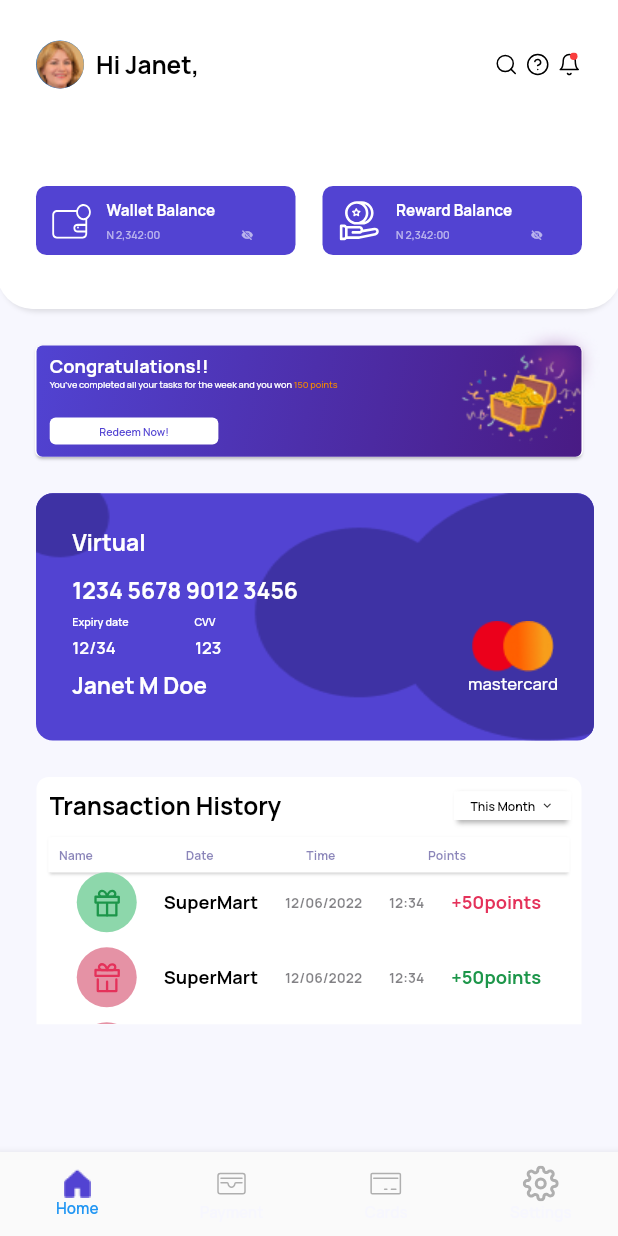
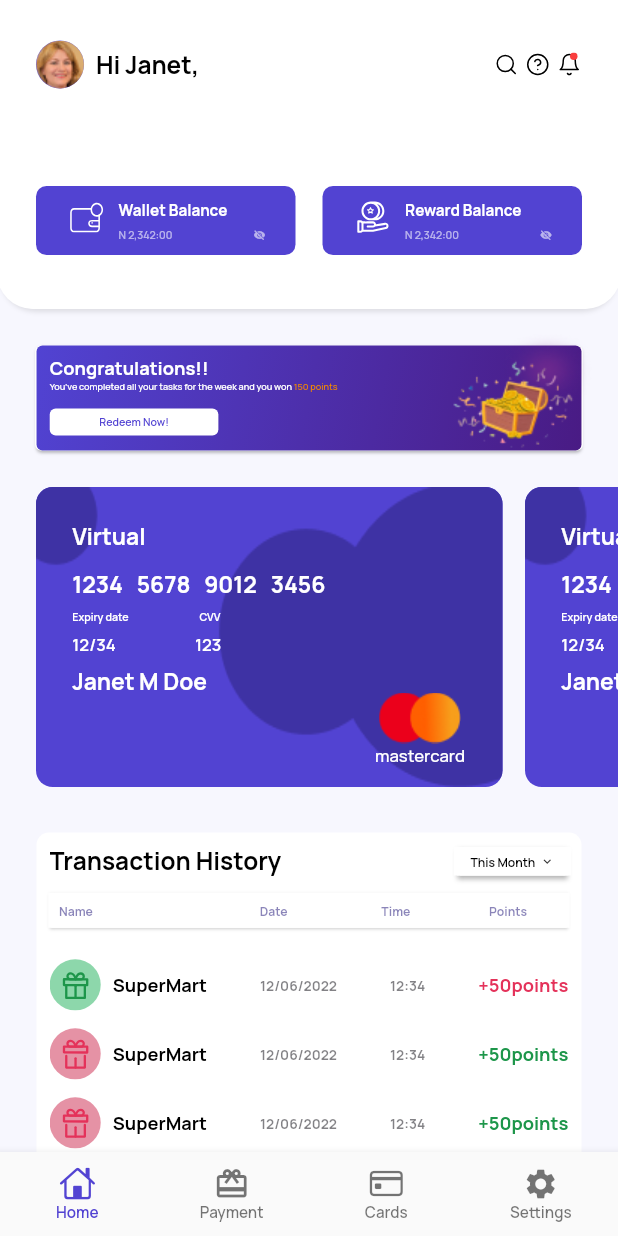
Before and after one commit to fiki2002/Pavilion_Rewards, a Flutter app: the screen it shows after launch, on a phone screen of 412 x 824 dp. Run offline on Flutter 3.47's test engine with Material 2 defaults, Android fonts, the phone set to English and light mode, and no system bars; our stand-ins replace device_preview, flutter_screenutil, flutter_svg, google_fonts.

Commit message:
Final touches

```diff
--- a/pavilion_rewards_ui/lib/app/app_theme_color.dart
+++ b/pavilion_rewards_ui/lib/app/app_theme_color.dart
@@ -15,4 +15,16 @@ class AppThemeColor {
   static const Color tabTextColor = Color(0xff3D348B);
   static const Color gradient1 = Color(0xff5143D2);
   static const Color gradient2 = Color(0xff491B84);
+  static Map<int, Color> primarySwatch = {
+    50: const Color.fromRGBO(82, 67, 210, .1),
+    100: const Color.fromRGBO(82, 67, 210, .2),
+    200: const Color.fromRGBO(82, 67, 210, .3),
+    300: const Color.fromRGBO(82, 67, 210, .4),
+    400: const Color.fromRGBO(82, 67, 210, .5),
+    500: const Color.fromRGBO(82, 67, 210, .6),
+    600: const Color.fromRGBO(82, 67, 210, .7),
+    700: const Color.fromRGBO(82, 67, 210, .8),
+    800: const Color.fromRGBO(82, 67, 210, .9),
+    900: const Color.fromRGBO(82, 67, 210, 1),
+  };
 }
--- a/pavilion_rewards_ui/lib/bottom_nav_bar.dart
+++ b/pavilion_rewards_ui/lib/bottom_nav_bar.dart
@@ -1,5 +1,5 @@
+import 'package:flutter/cupertino.dart';
 import 'package:pavilion_rewards_ui/exports/file_exports.dart';
-
 
 class BottomNavBar extends StatefulWidget {
   const BottomNavBar({Key? key}) : super(key: key);
@@ -15,6 +15,7 @@ class _BottomNavBarState extends State<BottomNavBar> {
       selectedScreenIndex = index;
     });
   }
+
   @override
   Widget build(BuildContext context) {
     List<Widget> _screens = <Widget>[
@@ -35,7 +36,6 @@ class _BottomNavBarState extends State<BottomNavBar> {
         ),
         child: BottomNavigationBar(
           elevation: 5,
-          unselectedItemColor: AppThemeColor.scaffoldBGColor,
           currentIndex: selectedScreenIndex,
           selectedLabelStyle: AppThemeStyles.bottomNavText
               .copyWith(color: AppThemeColor.primaryColor),
@@ -46,21 +46,23 @@ class _BottomNavBarState extends State<BottomNavBar> {
           showUnselectedLabels: true,
           type: BottomNavigationBarType.fixed,
           onTap: _onCardTapped,
-          items: [
+          items: const [
             BottomNavigationBarItem(
-              icon: Image.asset('assets/images/home.png'),
+              icon: Icon(CupertinoIcons.home),
               label: 'Home',
             ),
             BottomNavigationBarItem(
-              icon: SvgPicture.asset('assets/icons/card_holder.svg'),
+              icon: Icon(Icons.card_giftcard_outlined),
               label: 'Payment',
             ),
             BottomNavigationBarItem(
-              icon: SvgPicture.asset('assets/icons/credit_card.svg'),
+              icon: Icon(
+                CupertinoIcons.creditcard,
+              ),
               label: 'Cards',
             ),
             BottomNavigationBarItem(
-              icon: SvgPicture.asset('assets/icons/settings.svg'),
+              icon: Icon(Icons.settings),
               label: 'Settings',
             ),
           ],
--- a/pavilion_rewards_ui/lib/components/redeem_container.dart
+++ b/pavilion_rewards_ui/lib/components/redeem_container.dart
@@ -10,7 +10,7 @@ class RedeemContainer extends StatelessWidget {
       children: [
         Container(
           width: double.infinity,
-          height: h * 0.09,
+          height: 70,
           margin: const EdgeInsets.all(24).r,
           padding: EdgeInsets.only(
             left: 8.w,
@@ -45,6 +45,7 @@ class RedeemContainer extends StatelessWidget {
           ),
           child: Column(
             crossAxisAlignment: CrossAxisAlignment.start,
+            mainAxisAlignment: MainAxisAlignment.center,
             children: [
               Text(
                 'Congratulations!!',
@@ -69,7 +70,9 @@ class RedeemContainer extends StatelessWidget {
                   ],
                 ),
               ),
-              const Spacer(),
+              const SizedBox(
+                height: 10.0,
+              ),
               Container(
                 padding: const EdgeInsets.symmetric(
                   vertical: 4,
@@ -89,17 +92,11 @@ class RedeemContainer extends StatelessWidget {
             ],
           ),
         ),
-        Padding(
-          padding: const EdgeInsets.only(
+        Positioned(
             right: 10.0,
-            bottom: 2,
-            top: 10,
-          ),
-          child: Align(
-            alignment: Alignment.bottomRight,
-            child: Image.asset('assets/images/golden_box.png'),
-          ),
-        ),
+            bottom: 20.0,
+            top: 10.0,
+            child: Image.asset('assets/images/golden_box.png')),
       ],
     );
   }
--- a/pavilion_rewards_ui/lib/components/transaction_list.dart
+++ b/pavilion_rewards_ui/lib/components/transaction_list.dart
@@ -11,11 +11,11 @@ class _TransactionListState extends State<TransactionList> {
   @override
   Widget build(BuildContext context) {
     double h = MediaQuery.of(context).size.height;
-    return Expanded(
-      child: Column(
+    return Column(
+      mainAxisSize: MainAxisSize.min,
       children: [
         Container(
-            height: h*0.2,
+          height: h * 0.70,
           margin: const EdgeInsets.all(24).r,
           padding: EdgeInsets.only(top: 8.h, left: 8.w, right: 8.w),
           decoration: BoxDecoration(
@@ -105,12 +105,21 @@ class _TransactionListState extends State<TransactionList> {
                 child: Row(
                   children: [
                     buildText('Name'),
+                    const SizedBox(
+                      width: 90,
+                    ),
                     Expanded(
                       child: Row(
                         mainAxisAlignment: MainAxisAlignment.spaceEvenly,
                         children: [
                           buildText('Date'),
+                          const SizedBox(
+                            width: 20,
+                          ),
                           buildText('Time'),
+                          const SizedBox(
+                            width: 10,
+                          ),
                           buildText('Points'),
                         ],
                       ),
@@ -118,9 +127,11 @@ class _TransactionListState extends State<TransactionList> {
                   ],
                 ),
               ),
+              const SizedBox(
+                height: 20,
+              ),
               Expanded(
                 child: SizedBox(
-                      height: h*0.2,
                   child: ListView.separated(
                     separatorBuilder: (context, index) => const SizedBox(
                       height: 10,
@@ -144,9 +155,7 @@ class _TransactionListState extends State<TransactionList> {
             ],
           ),
         ),
-
       ],
-      ),
     );
   }
 
--- a/pavilion_rewards_ui/lib/components/virtual_card_list.dart
+++ b/pavilion_rewards_ui/lib/components/virtual_card_list.dart
@@ -15,37 +15,42 @@ class _VirtualCardListState extends State<VirtualCardList> {
     const CreditCard(),
   ];
 
-   int _selectedCreditCard = 0;
+  int _selectedCreditCard = 0;
 
   final PageController _pageController = PageController(initialPage: 0);
-  @override
-  void dispose() {
-    _pageController.dispose();
-    super.dispose;
-  }
 
   _onSelectedCreditCard(int index) {
-    setState(() {
-      _selectedCreditCard = index;
-    },);
+    setState(
+      () {
+        _selectedCreditCard = index;
+      },
+    );
   }
 
   @override
   Widget build(BuildContext context) {
     double h = MediaQuery.of(context).size.height;
-    return Column(
-      children: [
-          SizedBox(
-            height: h*0.2,
-            child: PageView.builder(
-            itemCount: creditCardsList.length,
-            scrollDirection: Axis.horizontal,
-            controller: _pageController,
-            onPageChanged: _onSelectedCreditCard,
-            itemBuilder: (context , index) => const CreditCard(),
-          ),
-        ),
-      ],
+    return const CardListing();
+  }
+}
+
+class CardListing extends StatelessWidget {
+  const CardListing({Key? key}) : super(key: key);
+
+  @override
+  Widget build(BuildContext context) {
+    return ListView.separated(
+      separatorBuilder: (context, index) {
+        return SizedBox(
+          width: 15,
+        );
+      },
+      shrinkWrap: true,
+      scrollDirection: Axis.horizontal,
+      itemCount: 4,
+      itemBuilder: (BuildContext context, int index) {
+        return const CreditCard();
+      },
     );
   }
 }
--- a/pavilion_rewards_ui/lib/components/widgets/balance_container.dart
+++ b/pavilion_rewards_ui/lib/components/widgets/balance_container.dart
@@ -22,8 +22,14 @@ class BalanceContainer extends StatelessWidget {
         borderRadius: BorderRadius.circular(7),
       ),
       child: Row(
+        mainAxisAlignment: MainAxisAlignment.center,
+        crossAxisAlignment: CrossAxisAlignment.start,
         children: [
-          SvgPicture.asset(url),
+          SvgPicture.asset(
+            url,
+            height: 23,
+            width: 23,
+          ),
           const SizedBox(
             width: 10,
           ),
--- a/pavilion_rewards_ui/lib/components/widgets/credit_cards.dart
+++ b/pavilion_rewards_ui/lib/components/widgets/credit_cards.dart
@@ -7,10 +7,8 @@ class CreditCard extends StatelessWidget {
     return Stack(
       children: [
         Container(
-          margin: const EdgeInsets.only(
-            left: 24,
-            right: 16,
-          ),
+          width: 311,
+          height: 200,
           padding: EdgeInsets.only(
             top: 22.h,
             left: 22.w,
@@ -36,13 +34,13 @@ class CreditCard extends StatelessWidget {
                 height: 11,
               ),
               Text(
-                '1234 5678 9012 3456',
+                '1234   5678   9012   3456',
                 style: AppThemeStyles.virtualText.copyWith(
                   color: AppThemeColor.primaryTextColor,
                 ),
               ),
               const SizedBox(
-                height: 5,
+                height: 6,
               ),
               Row(
                 children: [
@@ -53,7 +51,7 @@ class CreditCard extends StatelessWidget {
                     ),
                   ),
                   SizedBox(
-                    width: 40.w,
+                    width: 43.w,
                   ),
                   Text(
                     'CVV',
@@ -64,7 +62,7 @@ class CreditCard extends StatelessWidget {
                 ],
               ),
               SizedBox(
-                height: 5.h,
+                height: 6.h,
               ),
               Row(
                 children: [
@@ -97,14 +95,9 @@ class CreditCard extends StatelessWidget {
             ],
           ),
         ),
-        Padding(
-          padding: const EdgeInsets.only(
-            right: 40.0,
-            top: 85,
-            bottom: 15,
-          ),
-          child: Align(
-            alignment: Alignment.bottomRight,
+        Positioned(
+          bottom: 20.0,
+          right: 25.0,
           child: Column(
             children: [
               Image.asset('assets/images/mastercard.png'),
@@ -117,7 +110,6 @@ class CreditCard extends StatelessWidget {
             ],
           ),
         ),
-        ),
       ],
     );
   }
--- a/pavilion_rewards_ui/lib/components/widgets/transaction_card.dart
+++ b/pavilion_rewards_ui/lib/components/widgets/transaction_card.dart
@@ -24,13 +24,22 @@ class TransactionCard extends StatelessWidget {
         color: Colors.transparent,
       ),
       child: Row(
-        mainAxisAlignment: MainAxisAlignment.spaceEvenly,
+        mainAxisAlignment: MainAxisAlignment.spaceBetween,
         children: [
-          CircleAvatar(
-            backgroundColor: isSuccess
+          Row(
+            children: [
+              Container(
+                padding: const EdgeInsets.all(7.0),
+                decoration: BoxDecoration(
+                  shape: BoxShape.circle,
+                  color: isSuccess
                       ? AppThemeColor.transSuccessBGColor
                       : AppThemeColor.transFailureBGColor,
+                ),
                 child: SvgPicture.asset(url),
+              ),
+              const SizedBox(
+                width: 8,
               ),
               Text(
                 title,
@@ -38,17 +47,28 @@ class TransactionCard extends StatelessWidget {
                   color: AppThemeColor.headerTextColor,
                 ),
               ),
+            ],
+          ),
+          const SizedBox(
+            width: 18,
+          ),
           Text(
             date,
             style: AppThemeStyles.dateTimeText.copyWith(
               color: AppThemeColor.dateTimeColor.withOpacity(0.5),
             ),
           ),
+          const SizedBox(
+            width: 18,
+          ),
           Text(
             time,
             style: AppThemeStyles.dateTimeText.copyWith(
               color: AppThemeColor.dateTimeColor.withOpacity(0.5),
             ),
+          ),
+          const SizedBox(
+            width: 18,
           ),
           Text(
             points,
--- a/pavilion_rewards_ui/lib/main.dart
+++ b/pavilion_rewards_ui/lib/main.dart
@@ -28,6 +28,8 @@ class MyApp extends StatelessWidget {
           builder: DevicePreview.appBuilder,
           title: 'Pavilion Rewards',
           theme: ThemeData(
+            primarySwatch:
+                MaterialColor(0xFF5243D2, AppThemeColor.primarySwatch),
             primaryColor: AppThemeColor.primaryColor,
             scaffoldBackgroundColor: AppThemeColor.scaffoldBGColor,
           ),
--- a/pavilion_rewards_ui/lib/model/transaction_data.dart
+++ b/pavilion_rewards_ui/lib/model/transaction_data.dart
@@ -41,4 +41,68 @@ final List<TransactionCard> transHistory = [
     time: '12:34',
     isSuccess: false,
   ),
+  TransactionCard(
+    url: 'assets/icons/failure_gift.svg',
+    points: '+50points',
+    title: 'SuperMart',
+    date: '12/06/2022',
+    time: '12:34',
+    isSuccess: false,
+  ),
+  TransactionCard(
+    url: 'assets/icons/failure_gift.svg',
+    points: '+50points',
+    title: 'SuperMart',
+    date: '12/06/2022',
+    time: '12:34',
+    isSuccess: false,
+  ),
+  TransactionCard(
+    url: 'assets/icons/failure_gift.svg',
+    points: '+50points',
+    title: 'SuperMart',
+    date: '12/06/2022',
+    time: '12:34',
+    isSuccess: false,
+  ),
+  TransactionCard(
+    url: 'assets/icons/failure_gift.svg',
+    points: '+50points',
+    title: 'SuperMart',
+    date: '12/06/2022',
+    time: '12:34',
+    isSuccess: false,
+  ),
+  TransactionCard(
+    url: 'assets/icons/failure_gift.svg',
+    points: '+50points',
+    title: 'SuperMart',
+    date: '12/06/2022',
+    time: '12:34',
+    isSuccess: false,
+  ),
+  TransactionCard(
+    url: 'assets/icons/failure_gift.svg',
+    points: '+50points',
+    title: 'SuperMart',
+    date: '12/06/2022',
+    time: '12:34',
+    isSuccess: false,
+  ),
+  TransactionCard(
+    url: 'assets/icons/failure_gift.svg',
+    points: '+50points',
+    title: 'SuperMart',
+    date: '12/06/2022',
+    time: '12:34',
+    isSuccess: false,
+  ),
+  TransactionCard(
+    url: 'assets/icons/failure_gift.svg',
+    points: '+50points',
+    title: 'SuperMart',
+    date: '12/06/2022',
+    time: '12:34',
+    isSuccess: false,
+  ),
 ];
--- a/pavilion_rewards_ui/lib/page/home_page.dart
+++ b/pavilion_rewards_ui/lib/page/home_page.dart
@@ -11,14 +11,23 @@ class _HomePageState extends State<HomePage> {
   @override
   Widget build(BuildContext context) {
     return SafeArea(
-      child: Column(
-        children: const [
-           Header(),
-           RedeemContainer(),
-           VirtualCardList(),
-           TransactionList(),
-        ],
-      ),
+      child: CustomScrollView(slivers: [
+        SliverToBoxAdapter(
+          child: Column(
+            children: [
+              const Header(),
+              const RedeemContainer(),
+              Padding(
+                padding: const EdgeInsets.only(left: 24.0),
+                child: SizedBox(
+                    height: MediaQuery.of(context).size.height * 0.25,
+                    child: const VirtualCardList()),
+              ),
+              const TransactionList(),
+            ],
+          ),
+        ),
+      ]),
     );
   }
 }
```
Lines whose indentation alone changed are shown as unchanged.
